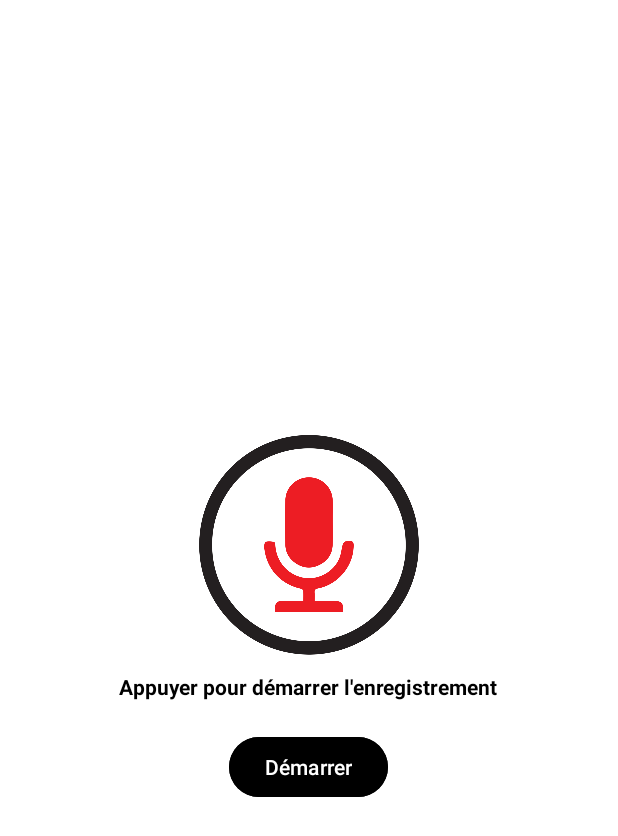
After one commit to f-musa/ML-IOT-GR6, an Android app: the layout activity_audio_recording.xml on its own in the app's theme, with its tools: preview values and no code run, on a phone screen of 412 x 824 dp. The commit adds this screen. Shown: the top 836 px of the screen. Run offline under Robolectric (Android 15) with nearby library versions, the phone set to English and light mode, and no system bars.

Commit message:
add recording functionnality

```diff
--- a/MobileApp/app/src/main/AndroidManifest.xml
+++ b/MobileApp/app/src/main/AndroidManifest.xml
@@ -6,6 +6,7 @@
     <uses-permission android:name="android.permission.ACCESS_NETWORK_STATE" />
     <uses-permission android:name="android.permission.ACCESS_WIFI_STATE" />
     <uses-permission android:name="android.permission.CAMERA" />
+    <uses-permission android:name="android.permission.RECORD_AUDIO" />
 
     <uses-feature
         android:name="android.hardware.camera"
@@ -26,6 +27,9 @@
         android:theme="@style/Theme.SurveillanceApp"
         tools:targetApi="31">
         <activity
+            android:name=".AudioRecordingActivity"
+            android:exported="false" />
+        <activity
             android:name=".CameraActivity"
             android:exported="false" />
         <activity
--- a/MobileApp/app/src/main/java/com/example/surveillanceapp/SocketStream.java
+++ b/MobileApp/app/src/main/java/com/example/surveillanceapp/SocketStream.java
@@ -43,10 +43,10 @@ public  class SocketStream {
     }
 
 
-    public static void sendData(byte[] data) {
+    public static void sendData(String tag, byte[] data) {
         if (client_socket != null && client_socket.connected()) {
             try {
-                client_socket.emit("transfer", data);
+                client_socket.emit(tag, data);
                 Log.d("Data Sent", "Message sent successfully");
             } catch (Exception e) {
                 Log.d("Error sending data", "Failed to send data to the server");
--- a/MobileApp/app/src/main/java/com/example/surveillanceapp/SocketThread.java
+++ b/MobileApp/app/src/main/java/com/example/surveillanceapp/SocketThread.java
@@ -24,12 +24,11 @@ public class SocketThread extends AsyncTask<Void, Void, byte[]> {
             Thread thread = new Thread(new Runnable() {
                 @Override
                 public void run() {
-                    SocketStream.sendData(bytes);
+                    SocketStream.sendData("transfer", bytes);
                 }
             });
             thread.start();
             image.close();
-            Log.d("video bytes", bytes.toString());
             return bytes;
         }
         return null;
--- /dev/null
+++ b/MobileApp/app/src/main/res/layout/activity_audio_recording.xml
@@ -0,0 +1,38 @@
+<?xml version="1.0" encoding="utf-8"?>
+<LinearLayout xmlns:android="http://schemas.android.com/apk/res/android"
+    xmlns:app="http://schemas.android.com/apk/res-auto"
+    xmlns:tools="http://schemas.android.com/tools"
+    android:layout_width="match_parent"
+    android:layout_height="match_parent"
+    android:orientation="vertical"
+    android:gravity="center"
+    android:background="@color/white" >
+
+    <ImageView
+        android:layout_width="match_parent"
+        android:layout_height="150dp"
+        android:src="@drawable/recording_logo" />
+
+    <TextView
+        android:id="@+id/textViewStatus"
+        android:layout_width="wrap_content"
+        android:layout_height="wrap_content"
+        android:layout_marginTop="10dp"
+        android:textStyle="bold"
+        android:textColor="@color/black"
+        android:text="Appuyer pour démarrer l'enregistrement" />
+
+    <Button
+        android:id="@+id/button_start"
+        android:layout_width="wrap_content"
+        android:layout_height="wrap_content"
+        android:layout_marginTop="20dp"
+        android:backgroundTint="@color/black"
+        android:onClick="buttonStart"
+        android:text="Démarrer"
+        android:textColor="@color/white" />
+
+
+
+
+</LinearLayout>
```
Also changed, not shown: MobileApp/app/src/main/java/com/example/surveillanceapp/AudioRecordingActivity.java (added, +144 -0 lines), MobileApp/app/src/main/java/com/example/surveillanceapp/RecordStream.java (added, +59 -0 lines), MobileApp/app/src/main/java/com/example/surveillanceapp/SelectOptionActivity.java (+11 -0 lines), MobileApp/app/src/main/res/layout/activity_select_option.xml (+3 -7 lines), MobileApp/app/src/main/res/drawable/recording_logo.png (added), MobileApp/app/src/main/res/drawable/start_logo.png (added), MobileApp/app/src/main/res/drawable/stop_logo.png (added), 5 other files.
